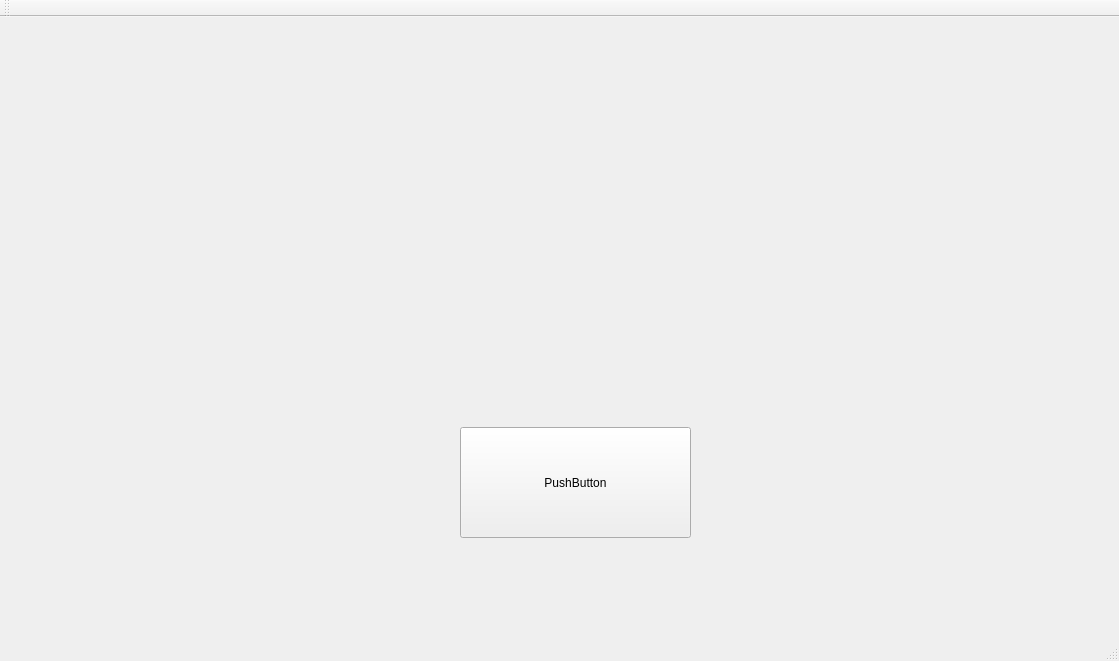
Above: DailyQuarantineApp/DailyQuarantineApp/DailyQuarantineApp.ui from brasilnike/DNC before the change. Below: the same form after it.
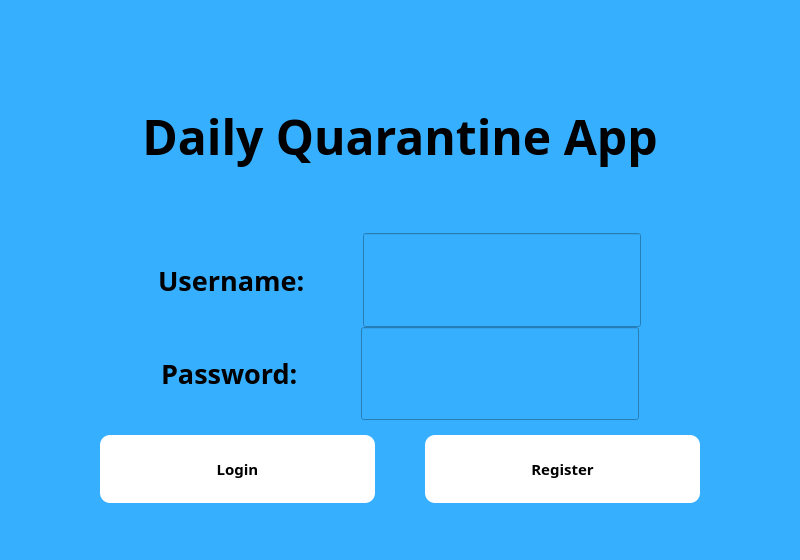
That is the form after the change.

Commit message: Changed OpenMenu design.

```diff
--- a/DailyQuarantineApp/DailyQuarantineApp/DailyQuarantineApp.ui
+++ b/DailyQuarantineApp/DailyQuarantineApp/DailyQuarantineApp.ui
@@ -6,47 +6,283 @@
    <rect>
     <x>0</x>
     <y>0</y>
-    <width>1119</width>
-    <height>661</height>
+    <width>800</width>
+    <height>560</height>
    </rect>
   </property>
+  <property name="minimumSize">
+   <size>
+    <width>800</width>
+    <height>560</height>
+   </size>
+  </property>
+  <property name="maximumSize">
+   <size>
+    <width>800</width>
+    <height>560</height>
+   </size>
+  </property>
   <property name="windowTitle">
    <string>DailyQuarantineApp</string>
   </property>
+  <property name="styleSheet">
+   <string notr="true">background-color: rgb(55, 175, 255);</string>
+  </property>
   <widget class="QWidget" name="centralWidget">
-   <widget class="QPushButton" name="loggingButton">
-    <property name="geometry">
-     <rect>
-      <x>460</x>
-      <y>410</y>
-      <width>231</width>
-      <height>111</height>
-     </rect>
+   <layout class="QGridLayout" name="gridLayout" rowstretch="5,2,2,2,1" columnstretch="0,0,0">
+    <property name="leftMargin">
+     <number>0</number>
     </property>
-    <property name="text">
-     <string>PushButton</string>
+    <property name="topMargin">
+     <number>0</number>
     </property>
-   </widget>
+    <property name="rightMargin">
+     <number>0</number>
+    </property>
+    <property name="bottomMargin">
+     <number>0</number>
+    </property>
+    <property name="spacing">
+     <number>0</number>
+    </property>
+    <item row="0" column="0" colspan="3">
+     <layout class="QHBoxLayout" name="horizontalLayout">
+      <property name="spacing">
+       <number>0</number>
+      </property>
+      <property name="topMargin">
+       <number>60</number>
+      </property>
+      <property name="bottomMargin">
+       <number>20</number>
+      </property>
+      <item>
+       <widget class="QLabel" name="title_label">
+        <property name="sizeIncrement">
+         <size>
+          <width>1</width>
+          <height>1</height>
+         </size>
+        </property>
+        <property name="font">
+         <font>
+          <family>Segoe UI Black</family>
+          <pointsize>36</pointsize>
+          <weight>75</weight>
+          <bold>true</bold>
+          <underline>false</underline>
+         </font>
+        </property>
+        <property name="layoutDirection">
+         <enum>Qt::LeftToRight</enum>
+        </property>
+        <property name="autoFillBackground">
+         <bool>false</bool>
+        </property>
+        <property name="text">
+         <string>Daily Quarantine App</string>
+        </property>
+        <property name="scaledContents">
+         <bool>false</bool>
+        </property>
+        <property name="alignment">
+         <set>Qt::AlignCenter</set>
+        </property>
+       </widget>
+      </item>
+     </layout>
+    </item>
+    <item row="1" column="0" colspan="3">
+     <layout class="QHBoxLayout" name="horizontalLayout_2">
+      <property name="spacing">
+       <number>0</number>
+      </property>
+      <property name="leftMargin">
+       <number>100</number>
+      </property>
+      <property name="rightMargin">
+       <number>100</number>
+      </property>
+      <item>
+       <widget class="QLabel" name="username_label">
+        <property name="sizePolicy">
+         <sizepolicy hsizetype="Fixed" vsizetype="Expanding">
+          <horstretch>0</horstretch>
+          <verstretch>0</verstretch>
+         </sizepolicy>
+        </property>
+        <property name="font">
+         <font>
+          <family>Segoe UI Black</family>
+          <pointsize>20</pointsize>
+          <weight>75</weight>
+          <bold>true</bold>
+         </font>
+        </property>
+        <property name="text">
+         <string>Username:</string>
+        </property>
+       </widget>
+      </item>
+      <item>
+       <widget class="QLineEdit" name="username_edit">
+        <property name="sizePolicy">
+         <sizepolicy hsizetype="Fixed" vsizetype="Expanding">
+          <horstretch>0</horstretch>
+          <verstretch>0</verstretch>
+         </sizepolicy>
+        </property>
+        <property name="font">
+         <font>
+          <family>Segoe UI Black</family>
+          <pointsize>20</pointsize>
+          <weight>75</weight>
+          <bold>true</bold>
+         </font>
+        </property>
+        <property name="echoMode">
+         <enum>QLineEdit::Password</enum>
+        </property>
+       </widget>
+      </item>
+     </layout>
+    </item>
+    <item row="2" column="0" colspan="3">
+     <layout class="QHBoxLayout" name="horizontalLayout_3">
+      <property name="spacing">
+       <number>2</number>
+      </property>
+      <property name="leftMargin">
+       <number>100</number>
+      </property>
+      <property name="rightMargin">
+       <number>100</number>
+      </property>
+      <item>
+       <widget class="QLabel" name="password_label">
+        <property name="sizePolicy">
+         <sizepolicy hsizetype="Fixed" vsizetype="Expanding">
+          <horstretch>0</horstretch>
+          <verstretch>0</verstretch>
+         </sizepolicy>
+        </property>
+        <property name="font">
+         <font>
+          <family>Segoe UI Black</family>
+          <pointsize>20</pointsize>
+          <weight>75</weight>
+          <bold>true</bold>
+         </font>
+        </property>
+        <property name="text">
+         <string>Password:</string>
+        </property>
+       </widget>
+      </item>
+      <item>
+       <widget class="QLineEdit" name="password_edit">
+        <property name="sizePolicy">
+         <sizepolicy hsizetype="Fixed" vsizetype="Expanding">
+          <horstretch>0</horstretch>
+          <verstretch>0</verstretch>
+         </sizepolicy>
+        </property>
+        <property name="font">
+         <font>
+          <family>Segoe UI Black</family>
+          <pointsize>20</pointsize>
+          <weight>75</weight>
+          <bold>true</bold>
+         </font>
+        </property>
+        <property name="echoMode">
+         <enum>QLineEdit::Password</enum>
+        </property>
+       </widget>
+      </item>
+     </layout>
+    </item>
+    <item row="3" column="0" colspan="3">
+     <layout class="QHBoxLayout" name="horizontalLayout_4">
+      <property name="spacing">
+       <number>50</number>
+      </property>
+      <property name="leftMargin">
+       <number>100</number>
+      </property>
+      <property name="topMargin">
+       <number>15</number>
+      </property>
+      <property name="rightMargin">
+       <number>100</number>
+      </property>
+      <property name="bottomMargin">
+       <number>10</number>
+      </property>
+      <item>
+       <widget class="QPushButton" name="loggingButton">
+        <property name="sizePolicy">
+         <sizepolicy hsizetype="Preferred" vsizetype="Preferred">
+          <horstretch>0</horstretch>
+          <verstretch>0</verstretch>
+         </sizepolicy>
+        </property>
+        <property name="font">
+         <font>
+          <family>Segoe UI Black</family>
+          <pointsize>-1</pointsize>
+          <weight>75</weight>
+          <italic>false</italic>
+          <bold>true</bold>
+         </font>
+        </property>
+        <property name="styleSheet">
+         <string notr="true">background-color: white;
+border-style:outset;
+border-radius:10px;
+border-color:black;
+font:bold 15px;
+padding 20px;</string>
+        </property>
+        <property name="text">
+         <string>Login</string>
+        </property>
+       </widget>
+      </item>
+      <item>
+       <widget class="QPushButton" name="registerButton">
+        <property name="sizePolicy">
+         <sizepolicy hsizetype="Preferred" vsizetype="Preferred">
+          <horstretch>0</horstretch>
+          <verstretch>0</verstretch>
+         </sizepolicy>
+        </property>
+        <property name="font">
+         <font>
+          <family>Segoe UI Black</family>
+          <pointsize>-1</pointsize>
+          <weight>75</weight>
+          <italic>false</italic>
+          <bold>true</bold>
+         </font>
+        </property>
+        <property name="styleSheet">
+         <string notr="true">background-color: white;
+border-style:outset;
+border-radius:10px;
+border-color:black;
+font:bold 15px;
+padding 20px;</string>
+        </property>
+        <property name="text">
+         <string>Register</string>
+        </property>
+       </widget>
+      </item>
+     </layout>
+    </item>
+   </layout>
   </widget>
-  <widget class="QMenuBar" name="menuBar">
-   <property name="geometry">
-    <rect>
-     <x>0</x>
-     <y>0</y>
-     <width>1119</width>
-     <height>26</height>
-    </rect>
-   </property>
-  </widget>
-  <widget class="QToolBar" name="mainToolBar">
-   <attribute name="toolBarArea">
-    <enum>TopToolBarArea</enum>
-   </attribute>
-   <attribute name="toolBarBreak">
-    <bool>false</bool>
-   </attribute>
-  </widget>
-  <widget class="QStatusBar" name="statusBar"/>
  </widget>
  <layoutdefault spacing="6" margin="11"/>
  <resources>
```
